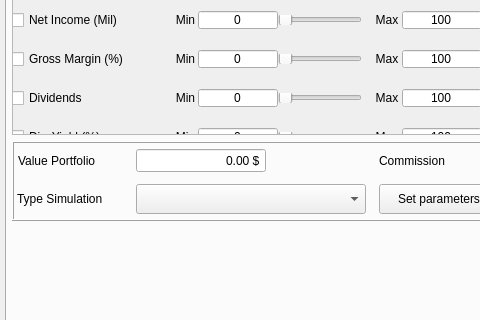
This is QT/MainWindow.ui in Gendostie/market-analysis as Qt 5 draws it before an edit; both pictures show x 0 to 480 and y 81 to 401 of the 1280 by 800 pixel window. The edited form follows.
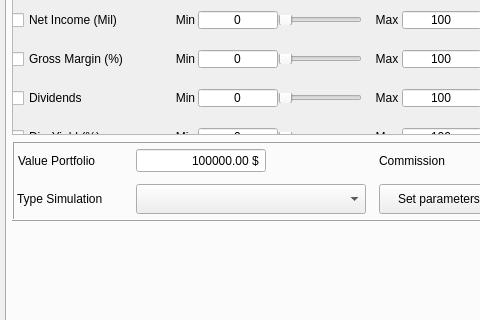
This is the edited form. The open tabs and pages were chosen to show the change. Icons and pictures are not drawn.

Patch:
```diff
--- a/QT/MainWindow.ui
+++ b/QT/MainWindow.ui
@@ -4082,7 +4082,7 @@
         <double>100.000000000000000</double>
        </property>
        <property name="value">
-        <double>0.000000000000000</double>
+        <double>1000000.000000000000000</double>
        </property>
       </widget>
       <widget class="QLabel" name="label_commission">
```
